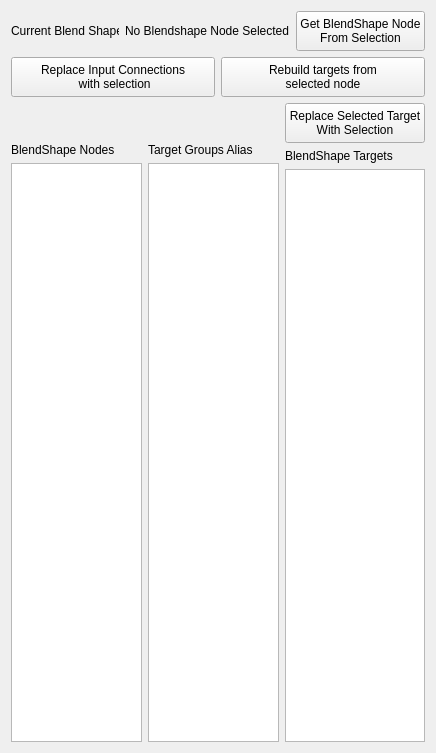
Qt form Python/Resources/RMblendShapeEditor.ui (rendermotion/RMPY) before a commit.
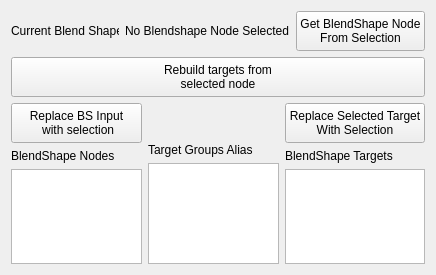
The same form after that commit.

The edit to the form file:
```diff
--- a/Python/Resources/RMblendShapeEditor.ui
+++ b/Python/Resources/RMblendShapeEditor.ui
@@ -6,8 +6,8 @@
    <rect>
     <x>0</x>
     <y>0</y>
-    <width>434</width>
-    <height>753</height>
+    <width>390</width>
+    <height>275</height>
    </rect>
   </property>
   <property name="windowTitle">
@@ -66,20 +66,6 @@
    </item>
    <item>
     <layout class="QHBoxLayout" name="horizontalLayout_2">
-     <item>
-      <widget class="QPushButton" name="ReplaceBlendShapeInputBtn">
-       <property name="minimumSize">
-        <size>
-         <width>0</width>
-         <height>40</height>
-        </size>
-       </property>
-       <property name="text">
-        <string>Replace Input Connections
- with selection</string>
-       </property>
-      </widget>
-     </item>
      <item>
       <widget class="QPushButton" name="RebuildTargetsFromSelectionBtn">
        <property name="minimumSize">
@@ -101,20 +87,18 @@
      <item>
       <layout class="QVBoxLayout" name="verticalLayout">
        <item>
-        <spacer name="verticalSpacer_2">
-         <property name="orientation">
-          <enum>Qt::Vertical</enum>
-         </property>
-         <property name="sizeType">
-          <enum>QSizePolicy::Maximum</enum>
-         </property>
-         <property name="sizeHint" stdset="0">
+        <widget class="QPushButton" name="ReplaceBlendShapeInputBtn">
+         <property name="minimumSize">
           <size>
-           <width>20</width>
+           <width>0</width>
            <height>40</height>
           </size>
          </property>
-        </spacer>
+         <property name="text">
+          <string>Replace BS Input 
+ with selection</string>
+         </property>
+        </widget>
        </item>
        <item>
         <widget class="QLabel" name="BlendShapeNodesLbl">
@@ -136,7 +120,7 @@
           <enum>Qt::Vertical</enum>
          </property>
          <property name="sizeType">
-          <enum>QSizePolicy::Maximum</enum>
+          <enum>QSizePolicy::Fixed</enum>
          </property>
          <property name="sizeHint" stdset="0">
           <size>
```
